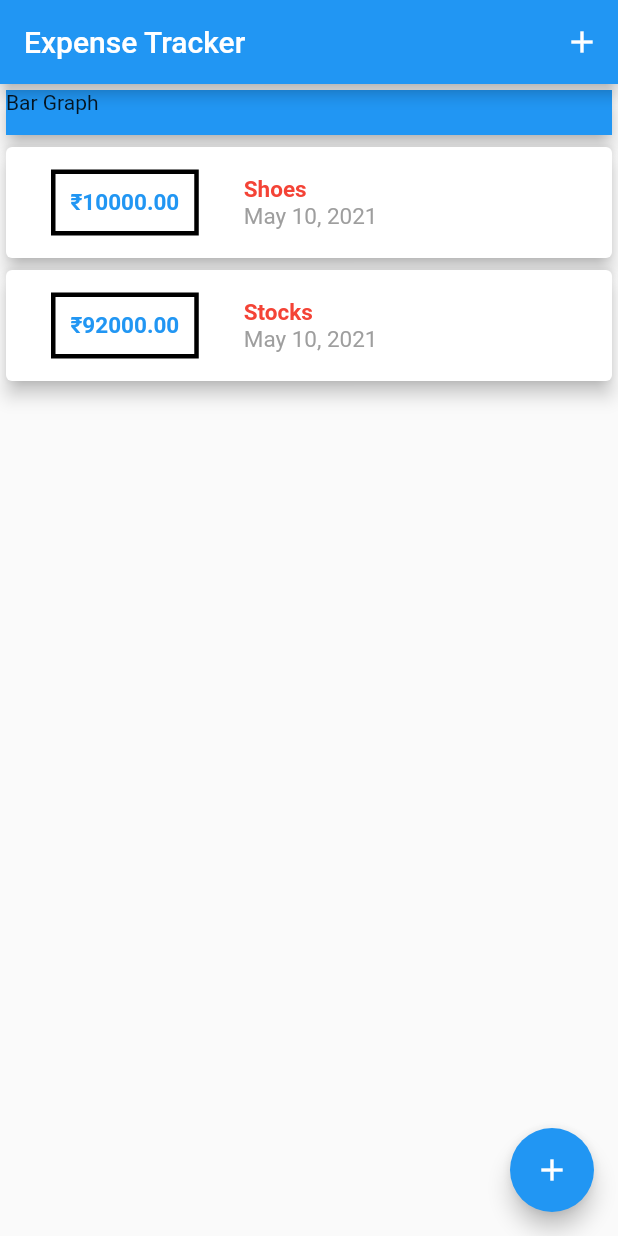
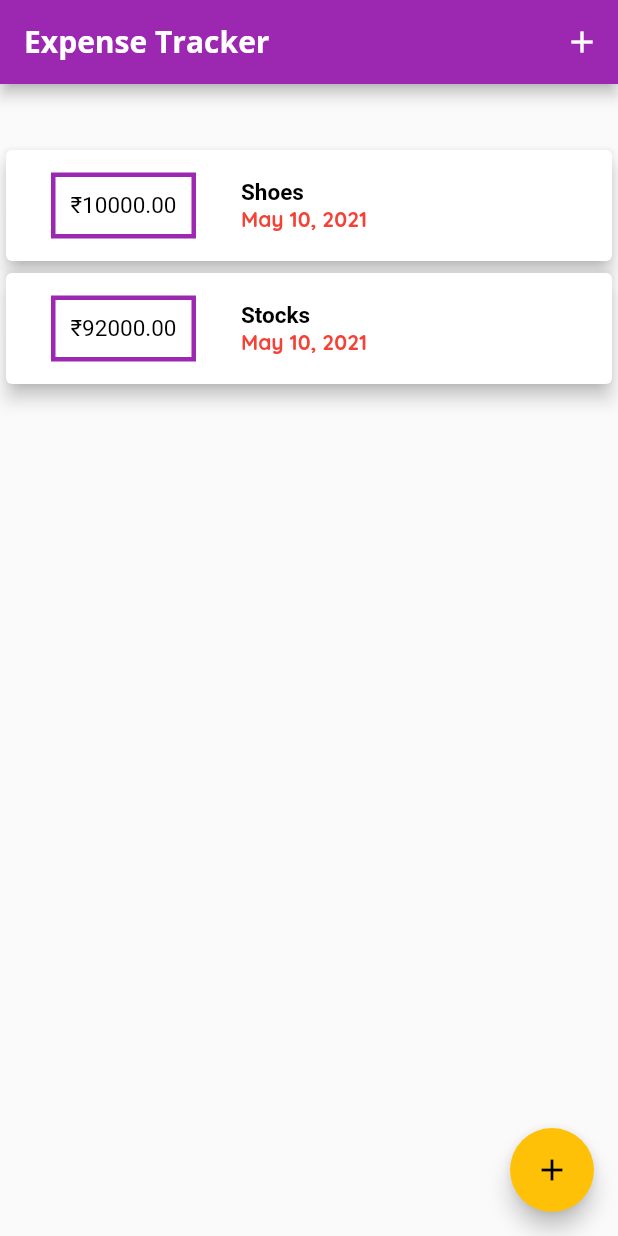
Before and after one commit to vijaychandra800/Expense_Tracker, a Flutter app: the screen it shows after launch, on a phone screen of 412 x 824 dp. Run offline on Flutter 3.47's test engine with Material 2 defaults, Android fonts, the phone set to English and light mode, and no system bars.

Commit message:
Added Themes, Custom Fonts, Bar Chart Logic

```diff
--- a/lib/main.dart
+++ b/lib/main.dart
@@ -1,3 +1,6 @@
+import 'dart:ui';
+
+import 'widgets/chart.dart';
 import 'widgets/transaction_list.dart';
 import 'widgets/new_transaction.dart';
 import 'package:flutter/material.dart';
@@ -13,6 +16,22 @@ class MyApp extends StatelessWidget {
     return MaterialApp(
       title: 'Expense Tracker',
       home: MyHomePage(),
+      theme: ThemeData(
+        primarySwatch: Colors.purple,
+        accentColor: Colors.amber,
+        fontFamily: 'QuickSand',
+        textTheme: ThemeData.light().textTheme.copyWith(
+            bodyText1:
+                TextStyle(color: Colors.red, fontWeight: FontWeight.w800)),
+        appBarTheme: AppBarTheme(
+          textTheme: ThemeData.light().textTheme.copyWith(
+                headline6: TextStyle(
+                    fontFamily: 'OpenSans',
+                    fontSize: 20,
+                    fontWeight: FontWeight.bold),
+              ),
+        ),
+      ),
     );
   }
 }
@@ -53,6 +72,14 @@ class _MyHomePageState extends State<MyHomePage> {
     );
   }
 
+  List<Transaction> get _recentTransactions {
+    return _userTransactions.where((tx) {
+      return tx.date.isAfter(
+        DateTime.now().subtract(Duration(days: 7)),
+      );
+    }).toList();
+  }
+
   @override
   Widget build(BuildContext context) {
     return Scaffold(
@@ -68,14 +95,7 @@ class _MyHomePageState extends State<MyHomePage> {
         child: Column(
           //mainAxisAlignment: MainAxisAlignment.spaceEvenly,
           children: [
-            Card(
-              elevation: 5,
-              child: Container(
-                  width: double.infinity,
-                  height: 30,
-                  color: Colors.blue,
-                  child: Text("Bar Graph")),
-            ),
+            Chart(_recentTransactions),
             TransactionList(_userTransactions)
           ],
         ),
--- /dev/null
+++ b/lib/widgets/chart.dart
@@ -0,0 +1,38 @@
+import 'package:flutter/material.dart';
+import '../models/transaction.dart';
+import 'package:intl/intl.dart';
+import '../widgets/transaction_list.dart';
+
+class Chart extends StatelessWidget {
+
+  final List<Transaction> recentTransactions;
+
+  Chart(this.recentTransactions);
+
+
+  List<Map<String, Object>> get groupedTransactionValues {
+    return List.generate(7, (index) {
+      final weekDay = DateTime.now().subtract(Duration(days: index));
+      var totalSum = 0.0;
+
+      for (var i = 0; i < recentTransactions.length; i++) {
+        if (recentTransactions[i].date.day == weekDay.day &&
+            recentTransactions[i].date.month == weekDay.month &&
+            recentTransactions[i].date.year == weekDay.year) {
+          totalSum += recentTransactions[i].amount;
+        }
+      }
+
+      return {'day': DateFormat.E().format(weekDay).substring(0,1), 'amount': totalSum};
+    }
+    ).toList();
+  }
+
+  @override
+  Widget build(BuildContext context) {
+    return Card(
+      elevation: 6,
+      margin: EdgeInsets.all(20),
+    );
+  }
+}
--- a/lib/widgets/new_transaction.dart
+++ b/lib/widgets/new_transaction.dart
@@ -48,7 +48,7 @@ class _NewTransactionState extends State<NewTransaction> {
               ElevatedButton(
                 child: Text(
                   "Add Transaction",
-                  style: TextStyle(color: Colors.red),
+                  style: TextStyle(),
                 ),
                 onPressed: submitData,
               )
--- a/lib/widgets/transaction_list.dart
+++ b/lib/widgets/transaction_list.dart
@@ -21,13 +21,14 @@ class TransactionList extends StatelessWidget {
                   child: Text(
                     "\₹" + transactions[index].amount.toStringAsFixed(2),
                     style: TextStyle(
-                        fontWeight: FontWeight.bold,
-                        fontSize: 15,
-                        color: Colors.blue),
+                      fontSize: 15,
+                      color: Colors.black,
+                    ),
                   ),
                   margin: EdgeInsets.symmetric(horizontal: 30, vertical: 15),
                   decoration: BoxDecoration(
-                    border: Border.all(color: Colors.black, width: 3),
+                    border: Border.all(
+                        width: 3, color: Theme.of(context).primaryColor),
                   ),
                   padding: EdgeInsets.symmetric(vertical: 10, horizontal: 10),
                 ),
@@ -37,15 +38,14 @@ class TransactionList extends StatelessWidget {
                     Text(
                       transactions[index].title,
                       style: TextStyle(
-                          color: Colors.red,
                           fontWeight: FontWeight.bold,
-                          fontSize: 15),
-                      textAlign: TextAlign.left,
+                          fontSize: 15,
+                          color: Colors.black),
                     ),
                     Text(
                       DateFormat.yMMMMd("en_US")
                           .format(transactions[index].date),
-                      style: TextStyle(color: Colors.grey, fontSize: 15),
+                      style: Theme.of(context).textTheme.bodyText1,
                       textAlign: TextAlign.start,
                     ),
                   ],
```
Also changed, not shown: pubspec.yaml (+11 -11 lines), assets/fonts/OpenSans-Bold.ttf (added), assets/fonts/OpenSans-Regular.ttf (added), assets/fonts/Quicksand-Bold.ttf (added), assets/fonts/Quicksand-Light.ttf (added), assets/fonts/Quicksand-Medium.ttf (added), assets/fonts/Quicksand-Regular.ttf (added).
